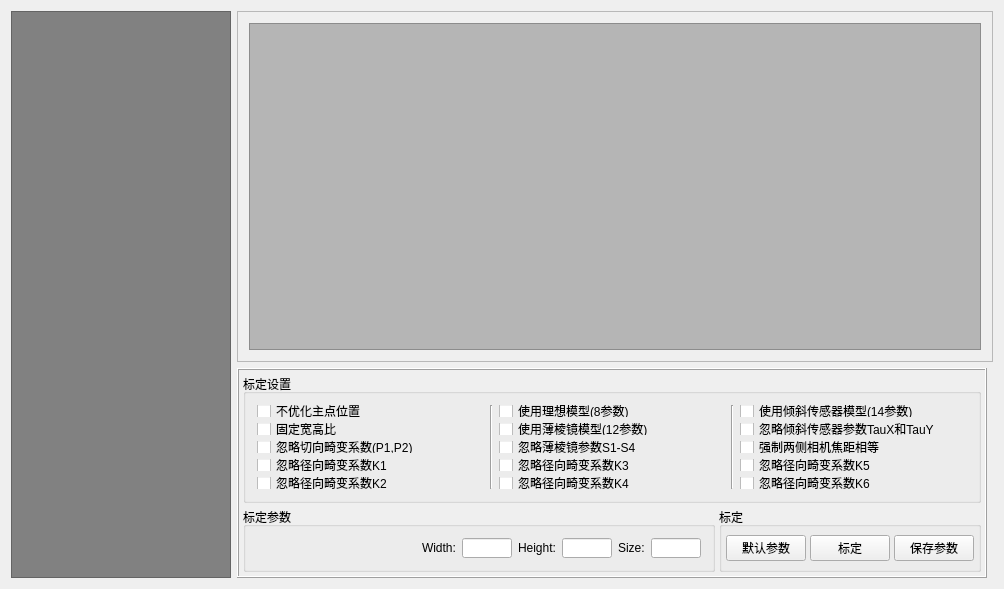
Before: the Qt Designer form src/EvisionCalibrate/CalibraterView.ui in jiafeng5513/Evision, drawn with Qt 5.
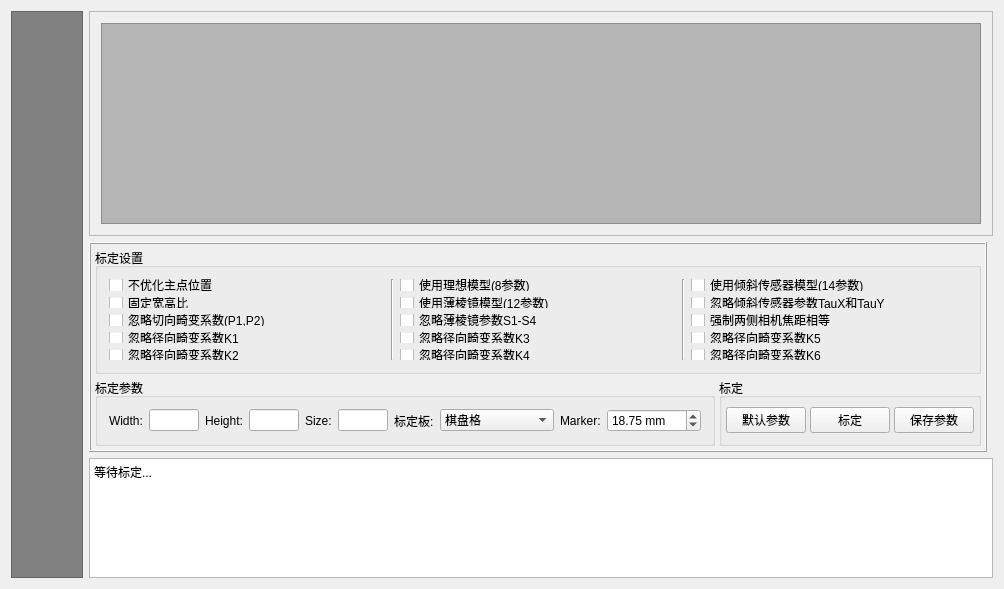
After: the same form once the commit is applied.

Patch:
```diff
--- a/src/EvisionCalibrate/CalibraterView.ui
+++ b/src/EvisionCalibrate/CalibraterView.ui
@@ -260,6 +260,63 @@
            </property>
           </widget>
          </item>
+         <item>
+          <widget class="QLabel" name="label_BoardType">
+           <property name="text">
+            <string>标定板:</string>
+           </property>
+          </widget>
+         </item>
+         <item>
+          <widget class="QComboBox" name="comboBox_BoardType">
+           <item>
+            <property name="text">
+             <string>棋盘格</string>
+            </property>
+           </item>
+           <item>
+            <property name="text">
+             <string>圆点阵列</string>
+            </property>
+           </item>
+           <item>
+            <property name="text">
+             <string>非对称圆点阵列</string>
+            </property>
+           </item>
+           <item>
+            <property name="text">
+             <string>ChArUco</string>
+            </property>
+           </item>
+          </widget>
+         </item>
+         <item>
+          <widget class="QLabel" name="label_MarkerSize">
+           <property name="text">
+            <string>Marker:</string>
+           </property>
+          </widget>
+         </item>
+         <item>
+          <widget class="QDoubleSpinBox" name="doubleSpinBox_MarkerSize">
+           <property name="minimum">
+            <double>0.100000000000000</double>
+           </property>
+           <property name="maximum">
+            <double>1000.000000000000000</double>
+           </property>
+           <property name="decimals">
+            <number>2</number>
+           </property>
+           <property name="value">
+            <double>18.750000000000000</double>
+           </property>
+           <property name="suffix">
+            <string> mm</string>
+           </property>
+          </widget>
+         </item>
         </layout>
        </widget>
       </item>
@@ -311,7 +368,7 @@
      </layout>
     </widget>
    </item>
-   <item row="0" column="0" rowspan="2">
+   <item row="0" column="0" rowspan="3">
     <widget class="QListWidget" name="listWidget">
      <property name="maximumSize">
       <size>
@@ -371,6 +428,22 @@
      </widget>
     </widget>
    </item>
+   <item row="2" column="1" colspan="2">
+    <widget class="QPlainTextEdit" name="plainTextEdit_CalibReport">
+     <property name="maximumSize">
+      <size>
+       <width>16777215</width>
+       <height>120</height>
+      </size>
+     </property>
+     <property name="readOnly">
+      <bool>true</bool>
+     </property>
+     <property name="plainText">
+      <string>等待标定...</string>
+     </property>
+    </widget>
+   </item>
   </layout>
  </widget>
  <layoutdefault spacing="6" margin="11"/>
```
